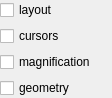
Old version of the form Code/Gui/MITK/Modules/niftkMIDASGui/Resources/UI/QmitkMIDASBindWidget.ui in the repository NifTK/NifTK.
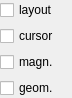
New version of the form.

```diff
--- a/Code/Gui/MITK/Modules/niftkMIDASGui/Resources/UI/QmitkMIDASBindWidget.ui
+++ b/Code/Gui/MITK/Modules/niftkMIDASGui/Resources/UI/QmitkMIDASBindWidget.ui
@@ -6,7 +6,7 @@
    <rect>
     <x>0</x>
     <y>0</y>
-    <width>112</width>
+    <width>72</width>
     <height>83</height>
    </rect>
   </property>
@@ -30,7 +30,7 @@
       <string>bind cursors across multiple views</string>
      </property>
      <property name="text">
-      <string>cursors</string>
+      <string>cursor</string>
      </property>
     </widget>
    </item>
@@ -40,7 +40,7 @@
       <string>bind magnification across multiple views</string>
      </property>
      <property name="text">
-      <string>magnification</string>
+      <string>magn.</string>
      </property>
     </widget>
    </item>
@@ -50,7 +50,7 @@
       <string>bind magnification across multiple views</string>
      </property>
      <property name="text">
-      <string>geometry</string>
+      <string>geom.</string>
      </property>
     </widget>
    </item>
```
Left out of the diff: 6 changed lines with no effect on the pictures.
